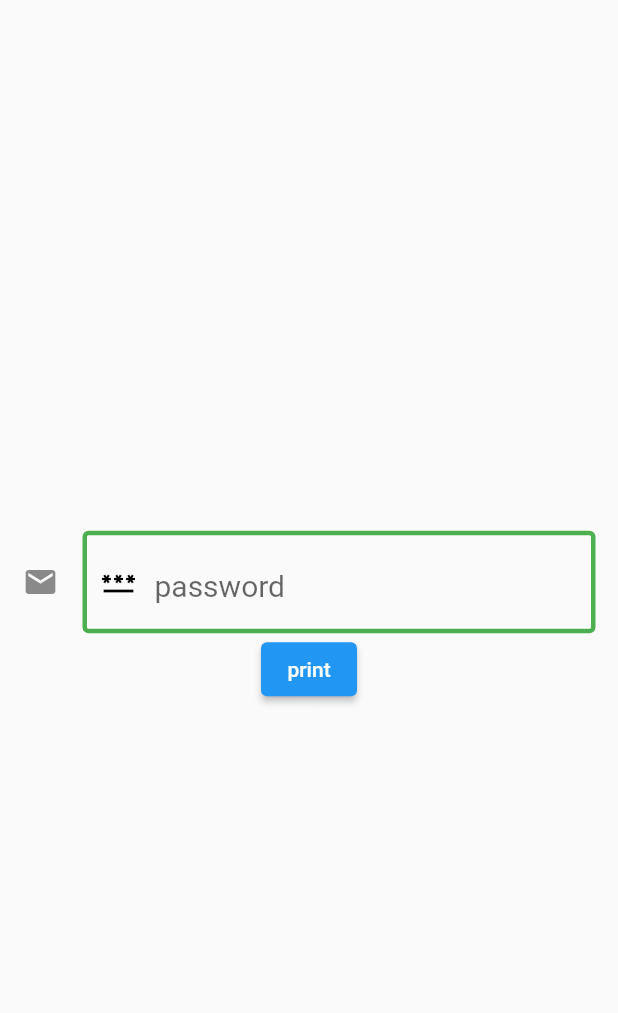
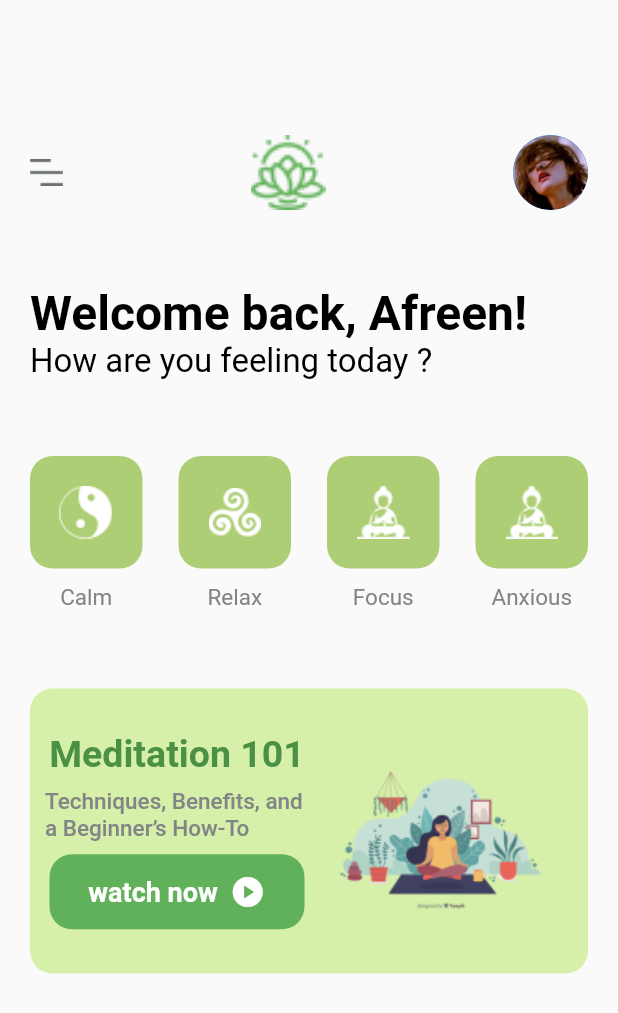
Before and after one commit to mohammedezz20/mogjoy_Course, a Flutter app: the screen it shows after launch, on a phone screen of 412 x 824 dp. Shown: the top 1013 px of the screen. Run offline on Flutter 3.47's test engine with Material 2 defaults, Android fonts, the phone set to English and light mode, and no system bars.

Commit message:
Add new file: newfile.txt

```diff
--- a/lib/main.dart
+++ b/lib/main.dart
@@ -3,6 +3,7 @@ import 'package:course/session2/FlexWidget.dart';
 import 'package:course/session2/IconButton.dart';
 import 'package:course/session2/TextField.dart';
 import 'package:course/session2/WrapWidget.dart';
+import 'package:course/session3/design.dart';
 import 'package:flutter/material.dart';
 
 void main() {
@@ -13,8 +14,8 @@ class MyApp extends StatelessWidget {
   const MyApp({super.key});
   @override
   Widget build(BuildContext context) {
-    return MaterialApp(
-      home: TextFieldWidget(),
+    return const MaterialApp(
+      home: Meditaion_Screen(),
     );
   }
 }
--- /dev/null
+++ b/lib/session3/design.dart
@@ -0,0 +1,247 @@
+import 'package:flutter/gestures.dart';
+import 'package:flutter/material.dart';
+
+class Meditaion_Screen extends StatelessWidget {
+  const Meditaion_Screen({super.key});
+
+  @override
+  Widget build(BuildContext context) {
+    return Scaffold(
+      body: Padding(
+        padding:
+            const EdgeInsets.only(top: 90.0, right: 20.0, bottom: 20, left: 20),
+        child: Column(
+          crossAxisAlignment: CrossAxisAlignment.start,
+          children: [
+            Row(
+              mainAxisAlignment: MainAxisAlignment.spaceBetween,
+              children: [
+                InkWell(
+                  child: Image.asset("assets/Hamburger.png"),
+                  onTap: () {},
+                ),
+                Image.asset(
+                  "assets/HomeActive.png",
+                  height: 50,
+                  width: 50,
+                  fit: BoxFit.fill,
+                ),
+                const CircleAvatar(
+                  backgroundImage: AssetImage("assets/person.png"),
+                  radius: 25,
+                )
+              ],
+            ),
+            const SizedBox(
+              height: 50,
+            ),
+            const Text(
+              "Welcome back, Afreen!",
+              style: TextStyle(
+                color: Colors.black,
+                fontSize: 32,
+                fontWeight: FontWeight.bold,
+              ),
+            ),
+            const Text(
+              "How are you feeling today ?",
+              style: TextStyle(
+                color: Colors.black,
+                fontSize: 22,
+                fontWeight: FontWeight.w400,
+              ),
+            ),
+            const SizedBox(
+              height: 50,
+            ),
+            Row(
+              mainAxisAlignment: MainAxisAlignment.spaceBetween,
+              children: [
+                SizedBox(
+                  height: 105,
+                  width: 75,
+                  child: Column(
+                    children: [
+                      Container(
+                        alignment: Alignment.center,
+                        height: 75,
+                        decoration: BoxDecoration(
+                            color: const Color(0xffADCE74),
+                            borderRadius: BorderRadius.circular(15)),
+                        child: Image.asset("assets/Icon1.png"),
+                      ),
+                      const SizedBox(
+                        height: 10,
+                      ),
+                      const Text(
+                        "Calm",
+                        style: TextStyle(
+                          color: Color(0xff818586),
+                          fontSize: 15,
+                          fontWeight: FontWeight.w400,
+                        ),
+                      ),
+                    ],
+                  ),
+                ),
+                SizedBox(
+                  height: 105,
+                  width: 75,
+                  child: Column(
+                    children: [
+                      Container(
+                        alignment: Alignment.center,
+                        height: 75,
+                        decoration: BoxDecoration(
+                            color: const Color(0xffADCE74),
+                            borderRadius: BorderRadius.circular(15)),
+                        child: Image.asset("assets/icon2.png"),
+                      ),
+                      const SizedBox(
+                        height: 10,
+                      ),
+                      const Text(
+                        "Relax",
+                        style: TextStyle(
+                          color: Color(0xff818586),
+                          fontSize: 15,
+                          fontWeight: FontWeight.w400,
+                        ),
+                      ),
+                    ],
+                  ),
+                ),
+                SizedBox(
+                  height: 105,
+                  width: 75,
+                  child: Column(
+                    children: [
+                      Container(
+                        alignment: Alignment.center,
+                        height: 75,
+                        decoration: BoxDecoration(
+                            color: const Color(0xffADCE74),
+                            borderRadius: BorderRadius.circular(15)),
+                        child: Image.asset("assets/icon3.png"),
+                      ),
+                      const SizedBox(
+                        height: 10,
+                      ),
+                      const Text(
+                        "Focus",
+                        style: TextStyle(
+                          color: Color(0xff818586),
+                          fontSize: 15,
+                          fontWeight: FontWeight.w400,
+                        ),
+                      ),
+                    ],
+                  ),
+                ),
+                SizedBox(
+                  height: 105,
+                  width: 75,
+                  child: Column(
+                    children: [
+                      Container(
+                        alignment: Alignment.center,
+                        height: 75,
+                        decoration: BoxDecoration(
+                            color: const Color(0xffADCE74),
+                            borderRadius: BorderRadius.circular(15)),
+                        child: Image.asset("assets/icon3.png"),
+                      ),
+                      const SizedBox(
+                        height: 10,
+                      ),
+                      const Text(
+                        "Anxious",
+                        style: TextStyle(
+                          color: Color(0xff818586),
+                          fontSize: 15,
+                          fontWeight: FontWeight.w400,
+                        ),
+                      ),
+                    ],
+                  ),
+                ),
+              ],
+            ),
+            const SizedBox(
+              height: 50,
+            ),
+            Container(
+              padding: const EdgeInsets.all(10),
+              alignment: Alignment.center,
+              height: 190,
+              decoration: BoxDecoration(
+                  color: const Color.fromARGB(255, 214, 239, 169),
+                  borderRadius: BorderRadius.circular(15)),
+              child: Row(children: [
+                Expanded(
+                  child: Column(
+                    mainAxisAlignment: MainAxisAlignment.center,
+                    children: [
+                      const Text(
+                        "Meditation 101",
+                        style: TextStyle(
+                          color: Color(0xff4B9145),
+                          fontSize: 25,
+                          fontWeight: FontWeight.bold,
+                        ),
+                      ),
+                      const SizedBox(
+                        height: 8,
+                      ),
+                      const Text(
+                        "Techniques, Benefits, and a Beginner’s How-To",
+                        style: TextStyle(
+                          color: Color(0xff818586),
+                          fontSize: 15,
+                          fontWeight: FontWeight.w500,
+                        ),
+                      ),
+                      const SizedBox(
+                        height: 8,
+                      ),
+                      Container(
+                        alignment: Alignment.center,
+                        height: 50,
+                        width: 170,
+                        decoration: BoxDecoration(
+                            color: const Color(0xff61B15A),
+                            borderRadius: BorderRadius.circular(15)),
+                        child: const Row(
+                            mainAxisAlignment: MainAxisAlignment.center,
+                            children: [
+                              Text(
+                                "watch now",
+                                style: TextStyle(
+                                  color: Colors.white,
+                                  fontSize: 18,
+                                  fontWeight: FontWeight.bold,
+                                ),
+                              ),
+                              SizedBox(
+                                width: 8,
+                              ),
+                              Icon(
+                                Icons.play_circle,
+                                color: Colors.white,
+                              ),
+                            ]),
+                      )
+                    ],
+                  ),
+                ),
+                Expanded(
+                  child: Image.asset('assets/1.png'),
+                ),
+              ]),
+            ),
+          ],
+        ),
+      ),
+    );
+  }
+}
```
Also changed, not shown: assets/1.png (added), assets/2.png (added), assets/Hamburger.png (added), assets/Home.png (added), assets/HomeActive.png (added), assets/Icon1.png (added), assets/Rectangle1.png (added), assets/Rectangle21.png (added), assets/Rectangle22.png (added), assets/Rectangle23.png (added), assets/Rectangle24.png (added), assets/SoundActive.png (added), assets/Sounds.png (added), assets/User.png (added), 4 more files.
